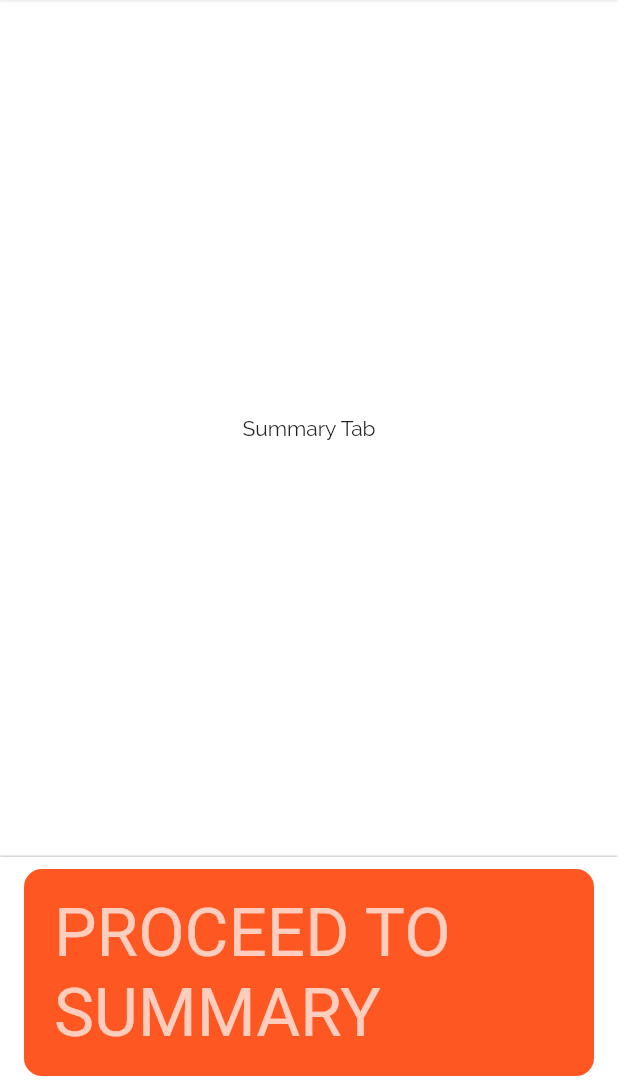
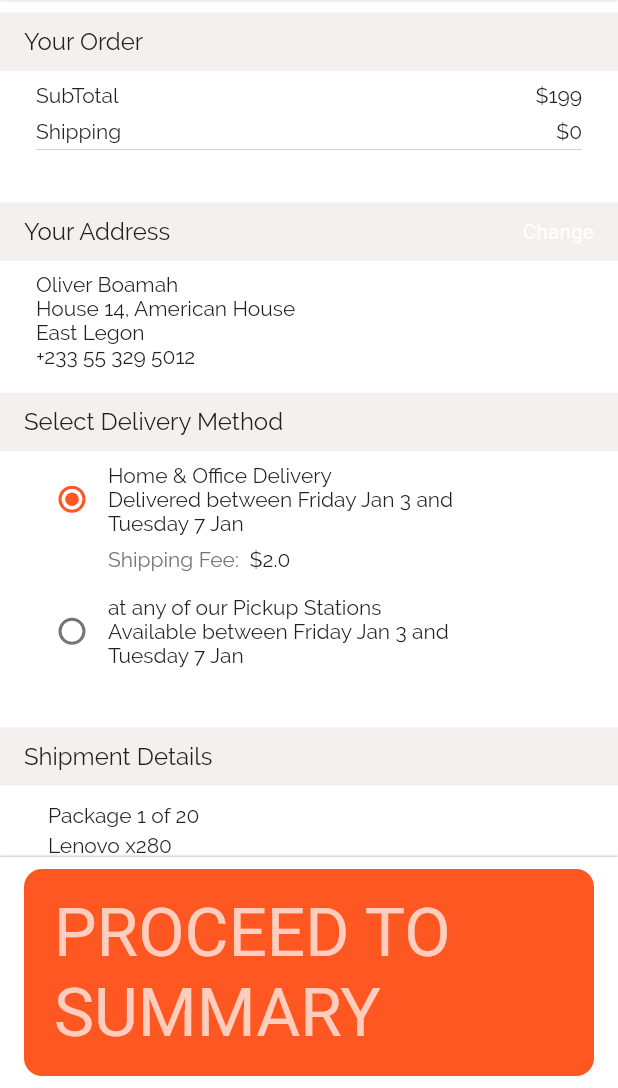
Before and after one commit to oliverboamah/e_commerce, a Flutter app: the screen it shows after launch, swiped to page 2, on a phone screen of 412 x 824 dp, the part 148-1236 px from its top. Run offline on Flutter 3.47's test engine with Material 2 defaults, Android fonts, the phone set to English and light mode, and no system bars; our stand-ins replace carousel_slider.

Commit message:
Implement SummaryTab in CheckoutPage

```diff
--- a/lib/ui/components/checkout/address_section.dart
+++ b/lib/ui/components/checkout/address_section.dart
@@ -6,8 +6,11 @@ import 'package:flutter/material.dart';
 import 'package:e_commerce/ui/components/checkout/tertiary_section_header.dart';
 
 class AddressSection extends StatelessWidget {
-  final String address =
-      'Oliver Boamah\nHouse 14, American House\nEast Legon\n+233 55 329 5012';
+  final String address;
+  final String leadingTitle;
+  final String trailingTitle;
+
+  AddressSection({this.address, this.leadingTitle, this.trailingTitle});
 
   @override
   Widget build(BuildContext context) {
@@ -15,8 +18,8 @@ class AddressSection extends StatelessWidget {
       crossAxisAlignment: CrossAxisAlignment.start,
       children: <Widget>[
         TertiarySectionHeader(
-          leadingTitle: 'Address Details',
-          trailingTitle: 'Add',
+          leadingTitle: this.leadingTitle,
+          trailingTitle: this.trailingTitle,
         ),
         Padding(
           padding: const EdgeInsets.only(
--- /dev/null
+++ b/lib/ui/components/checkout/order_total_section.dart
@@ -0,0 +1,75 @@
+// flutter imports
+import 'package:flutter/cupertino.dart';
+import 'package:flutter/material.dart';
+
+// my app imports
+import 'package:e_commerce/ui/components/secondary_section_header.dart';
+import 'package:e_commerce/ui/components/horizontal_line.dart';
+
+class OrderTotalSection extends StatelessWidget {
+  @override
+  Widget build(BuildContext context) {
+    return Column(
+      crossAxisAlignment: CrossAxisAlignment.start,
+      children: <Widget>[
+        SecondarySectionHeader(
+          title: 'Your Order',
+        ),
+        Padding(
+            padding: const EdgeInsets.only(
+                right: 24.0, left: 24.0, top: 8.0, bottom: 8.0),
+            child: Row(
+              mainAxisAlignment: MainAxisAlignment.spaceBetween,
+              children: <Widget>[
+                Text(
+                  'SubTotal',
+                  style: Theme.of(context).textTheme.body1,
+                ),
+                Text(
+                  '\$199',
+                  style: Theme.of(context).textTheme.body1,
+                ),
+              ],
+            )),
+        Padding(
+            padding:
+                const EdgeInsets.only(right: 24.0, left: 24.0, bottom: 4.0),
+            child: Row(
+              mainAxisAlignment: MainAxisAlignment.spaceBetween,
+              children: <Widget>[
+                Text(
+                  'Shipping',
+                  style: Theme.of(context).textTheme.body1,
+                ),
+                Text(
+                  '\$0',
+                  style: Theme.of(context).textTheme.body1,
+                ),
+              ],
+            )),
+        Padding(
+          padding: const EdgeInsets.symmetric(horizontal: 24.0),
+          child: HorizontalLine(
+            width: MediaQuery.of(context).size.width,
+          ),
+        ),
+        Padding(
+            padding: const EdgeInsets.only(
+                right: 24.0, left: 24.0, top: 8.0, bottom: 8.0),
+            child: Row(
+              mainAxisAlignment: MainAxisAlignment.spaceBetween,
+              children: <Widget>[
+                Text(
+                  'Total',
+                  style: Theme.of(context).accentTextTheme.subhead,
+                ),
+                Text(
+                  '\$199',
+                  style: Theme.of(context).accentTextTheme.subhead,
+                ),
+              ],
+            )),
+      ],
+    );
+  }
+}
--- a/lib/ui/pages/checkout/checkout_page.dart
+++ b/lib/ui/pages/checkout/checkout_page.dart
@@ -38,7 +38,9 @@ class _CheckoutPageState extends State<CheckoutPage> {
       DeliveryTab(
         cartModelList: this.cartModelList,
       ),
-      SummaryTab(),
+      SummaryTab(
+        cartModelList: this.cartModelList,
+      ),
       PaymentTab()
     ];
   }
--- a/lib/ui/tabs/checkout/delivery_tab.dart
+++ b/lib/ui/tabs/checkout/delivery_tab.dart
@@ -1,4 +1,5 @@
 // flutter import
+import 'package:e_commerce/ui/components/checkout/order_total_section.dart';
 import 'package:flutter/cupertino.dart';
 
 // my app imports
@@ -22,7 +23,12 @@ class _DeliveryTabState extends State<DeliveryTab> {
     return ListView(
       padding: EdgeInsets.only(top: 8.0),
       children: <Widget>[
-        AddressSection(),
+        AddressSection(
+          leadingTitle: 'Address Details',
+          address:
+              'Oliver Boamah\nHouse 14, American House\nEast Legon\n+233 55 329 5012',
+          trailingTitle: 'Add',
+        ),
         DeliveryMethodSection(),
         ShipmentSection(
           cartModelList: this.widget.cartModelList,
--- a/lib/ui/tabs/checkout/summary_tab.dart
+++ b/lib/ui/tabs/checkout/summary_tab.dart
@@ -1,7 +1,18 @@
-// flutter import
+// flutter imports
 import 'package:flutter/cupertino.dart';
 
+// my app imports
+import 'package:e_commerce/ui/models/cart_model_list.dart';
+import 'package:e_commerce/ui/components/checkout/address_section.dart';
+import 'package:e_commerce/ui/components/checkout/delivery_method_section.dart';
+import 'package:e_commerce/ui/components/checkout/shipment_section.dart';
+import 'package:e_commerce/ui/components/checkout/order_total_section.dart';
+
 class SummaryTab extends StatefulWidget {
+  final CartModelList cartModelList;
+
+  SummaryTab({this.cartModelList});
+
   @override
   State<StatefulWidget> createState() => _SummaryTabState();
 }
@@ -9,8 +20,21 @@ class SummaryTab extends StatefulWidget {
 class _SummaryTabState extends State<SummaryTab> {
   @override
   Widget build(BuildContext context) {
-    return Center(
-      child: Text('Summary Tab'),
+    return ListView(
+      padding: EdgeInsets.only(top: 8.0),
+      children: <Widget>[
+        OrderTotalSection(),
+        AddressSection(
+          leadingTitle: 'Your Address',
+          address:
+              'Oliver Boamah\nHouse 14, American House\nEast Legon\n+233 55 329 5012',
+          trailingTitle: 'Change',
+        ),
+        DeliveryMethodSection(),
+        ShipmentSection(
+          cartModelList: this.widget.cartModelList,
+        )
+      ],
     );
   }
 }
--- a/lib/values/theme.dart
+++ b/lib/values/theme.dart
@@ -67,6 +67,11 @@ final appTheme = ThemeData(
             fontFamily: 'Raleway',
             color: secondaryTextColor,
             fontSize: bodyTextSize),
+        subhead: TextStyle(
+            fontWeight: FontWeight.bold,
+            fontFamily: 'Raleway',
+            color: primaryTextColor,
+            fontSize: bodyTextSize),
         caption: TextStyle(
             fontFamily: 'Raleway', color: colorWhite, fontSize: titleTextSize)),
     dividerColor: dividerColor,
```
